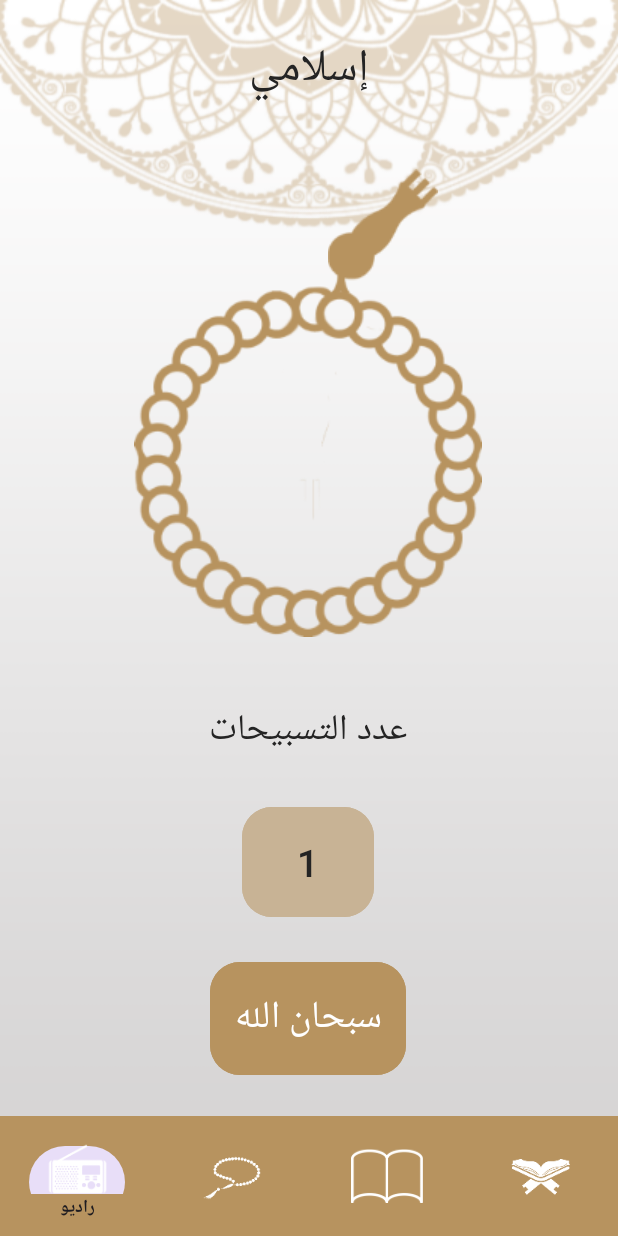
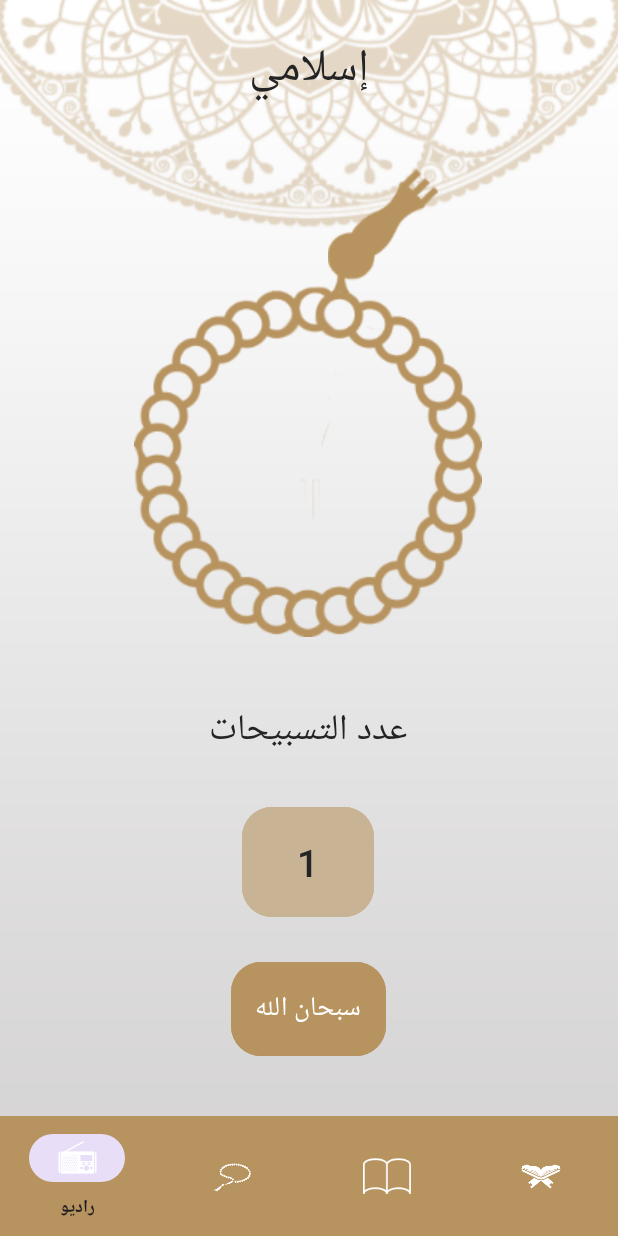
Before and after one commit to moehab03/Islami, an Android app: the SebhaFragment screen opened directly, with no data from a screen before it, on a phone screen of 412 x 824 dp. Run offline under Robolectric (Android 15) with nearby library versions, the phone set to English and light mode, and no system bars.

Commit message:
Edit in ui.

```diff
--- a/app/src/main/java/com/example/islami/ui/screens/sebha/SebhaFragment.kt
+++ b/app/src/main/java/com/example/islami/ui/screens/sebha/SebhaFragment.kt
@@ -40,7 +40,7 @@ class SebhaFragment : Fragment() {
     }
 
     private fun rotateImage() {
-        currentRotation += 90f
+        currentRotation += 45f
         val matrix = android.graphics.Matrix()
         binding.sebhaBodyIv.scaleType = ImageView.ScaleType.MATRIX
         matrix.postRotate(currentRotation, binding.sebhaBodyIv.width.toFloat() / 2, binding.sebhaBodyIv.height.toFloat() / 2)
@@ -51,7 +51,6 @@ class SebhaFragment : Fragment() {
         azkarList.add("سبحان الله")
         azkarList.add("الحمدلله")
         azkarList.add("الله اكبر")
-        azkarList.add("لا اله الا الله وحده لا شريك له له الملك وله الحمد وهو علي كل شيء قدير")
         azkarList.add("اللهم اعني علي ذكرك و شكرك و حسن عبادتك")
         azkarList.add("اللهم صلي وسلم وبارك علي سيدنا محمد")
         azkarList.add("استغفرك ربي و اتوب إليك")
--- a/app/src/main/res/layout/activity_home.xml
+++ b/app/src/main/res/layout/activity_home.xml
@@ -23,6 +23,7 @@
         android:id="@+id/frame_layout"
         android:layout_width="match_parent"
         android:layout_height="0dp"
+        android:layout_marginBottom="10dp"
         app:layout_constraintBottom_toTopOf="@+id/bottom_nav"
         app:layout_constraintEnd_toEndOf="parent"
         app:layout_constraintStart_toStartOf="parent"
@@ -33,7 +34,7 @@
         android:layout_width="match_parent"
         android:layout_height="wrap_content"
         android:background="@color/orange"
-        app:itemIconSize="48dp"
+        app:itemIconSize="32dp"
         app:itemIconTint="@color/white"
         app:layout_constraintBottom_toBottomOf="parent"
         app:layout_constraintEnd_toEndOf="parent"
--- a/app/src/main/res/layout/fragment_sebha.xml
+++ b/app/src/main/res/layout/fragment_sebha.xml
@@ -65,7 +65,7 @@
         android:clickable="false"
         android:padding="16dp"
         android:textColor="@color/white"
-        android:textSize="25sp"
+        android:textSize="18sp"
         app:cornerRadius="20dp"
         app:layout_constraintEnd_toEndOf="@+id/counter_btn"
         app:layout_constraintStart_toStartOf="@+id/counter_btn"
```
